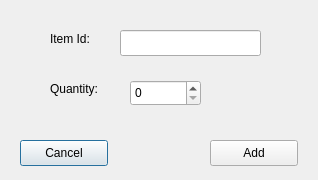
This is src/add_new_sell.ui in krivahtoo/stockmanager as Qt 5 draws it before an edit. The edited form follows.
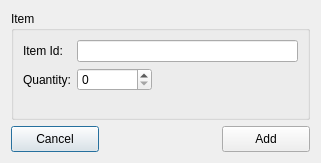
This is the edited form.

```diff
--- a/src/add_new_sell.ui
+++ b/src/add_new_sell.ui
@@ -9,8 +9,8 @@
    <rect>
     <x>0</x>
     <y>0</y>
-    <width>318</width>
-    <height>180</height>
+    <width>321</width>
+    <height>163</height>
    </rect>
   </property>
   <property name="windowTitle">
@@ -19,78 +19,110 @@
   <property name="modal">
    <bool>true</bool>
   </property>
-  <widget class="QPushButton" name="btnCancel">
-   <property name="geometry">
-    <rect>
-     <x>20</x>
-     <y>140</y>
-     <width>88</width>
-     <height>26</height>
-    </rect>
-   </property>
-   <property name="text">
-    <string>Cancel</string>
-   </property>
-  </widget>
-  <widget class="QPushButton" name="btnAdd">
-   <property name="geometry">
-    <rect>
-     <x>210</x>
-     <y>140</y>
-     <width>88</width>
-     <height>26</height>
-    </rect>
-   </property>
-   <property name="text">
-    <string>Add</string>
-   </property>
-  </widget>
-  <widget class="QSpinBox" name="spbQuantity">
-   <property name="geometry">
-    <rect>
-     <x>130</x>
-     <y>80</y>
-     <width>71</width>
-     <height>26</height>
-    </rect>
-   </property>
-  </widget>
-  <widget class="QLineEdit" name="txtId">
-   <property name="geometry">
-    <rect>
-     <x>120</x>
-     <y>30</y>
-     <width>141</width>
-     <height>26</height>
-    </rect>
-   </property>
-  </widget>
-  <widget class="QLabel" name="label">
-   <property name="geometry">
-    <rect>
-     <x>50</x>
-     <y>30</y>
-     <width>58</width>
-     <height>18</height>
-    </rect>
-   </property>
-   <property name="text">
-    <string>Item Id:</string>
-   </property>
-  </widget>
-  <widget class="QLabel" name="label_2">
-   <property name="geometry">
-    <rect>
-     <x>50</x>
-     <y>80</y>
-     <width>71</width>
-     <height>18</height>
-    </rect>
-   </property>
-   <property name="text">
-    <string>Quantity:</string>
-   </property>
-  </widget>
+  <layout class="QVBoxLayout" name="verticalLayout">
+   <item>
+    <widget class="QGroupBox" name="groupBox">
+     <property name="title">
+      <string>Item</string>
+     </property>
+     <layout class="QFormLayout" name="formLayout">
+      <item row="0" column="0">
+       <widget class="QLabel" name="label">
+        <property name="text">
+         <string>Item Id:</string>
+        </property>
+       </widget>
+      </item>
+      <item row="0" column="1">
+       <widget class="QLineEdit" name="txtId">
+        <property name="maximumSize">
+         <size>
+          <width>226</width>
+          <height>16777215</height>
+         </size>
+        </property>
+       </widget>
+      </item>
+      <item row="1" column="0">
+       <widget class="QLabel" name="label_2">
+        <property name="text">
+         <string>Quantity:</string>
+        </property>
+       </widget>
+      </item>
+      <item row="1" column="1">
+       <widget class="QSpinBox" name="spbQuantity">
+        <property name="maximumSize">
+         <size>
+          <width>75</width>
+          <height>16777215</height>
+         </size>
+        </property>
+       </widget>
+      </item>
+      <item row="2" column="1">
+       <spacer name="verticalSpacer">
+        <property name="orientation">
+         <enum>Qt::Vertical</enum>
+        </property>
+        <property name="sizeHint" stdset="0">
+         <size>
+          <width>20</width>
+          <height>40</height>
+         </size>
+        </property>
+       </spacer>
+      </item>
+     </layout>
+    </widget>
+   </item>
+   <item>
+    <layout class="QHBoxLayout" name="horizontalLayout">
+     <property name="sizeConstraint">
+      <enum>QLayout::SetFixedSize</enum>
+     </property>
+     <item>
+      <widget class="QPushButton" name="btnCancel">
+       <property name="minimumSize">
+        <size>
+         <width>88</width>
+         <height>26</height>
+        </size>
+       </property>
+       <property name="text">
+        <string>Cancel</string>
+       </property>
+      </widget>
+     </item>
+     <item>
+      <spacer name="horizontalSpacer">
+       <property name="orientation">
+        <enum>Qt::Horizontal</enum>
+       </property>
+       <property name="sizeHint" stdset="0">
+        <size>
+         <width>40</width>
+         <height>20</height>
+        </size>
+       </property>
+      </spacer>
+     </item>
+     <item>
+      <widget class="QPushButton" name="btnAdd">
+       <property name="minimumSize">
+        <size>
+         <width>88</width>
+         <height>26</height>
+        </size>
+       </property>
+       <property name="text">
+        <string>Add</string>
+       </property>
+      </widget>
+     </item>
+    </layout>
+   </item>
+  </layout>
  </widget>
  <resources/>
  <connections>
```
